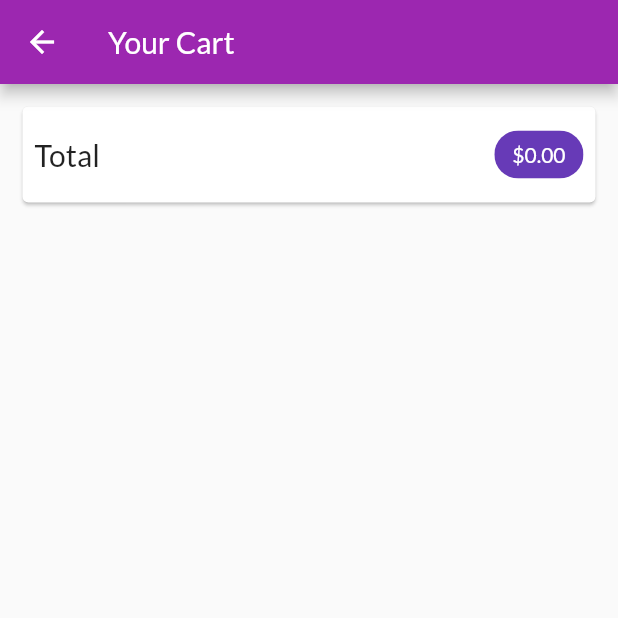
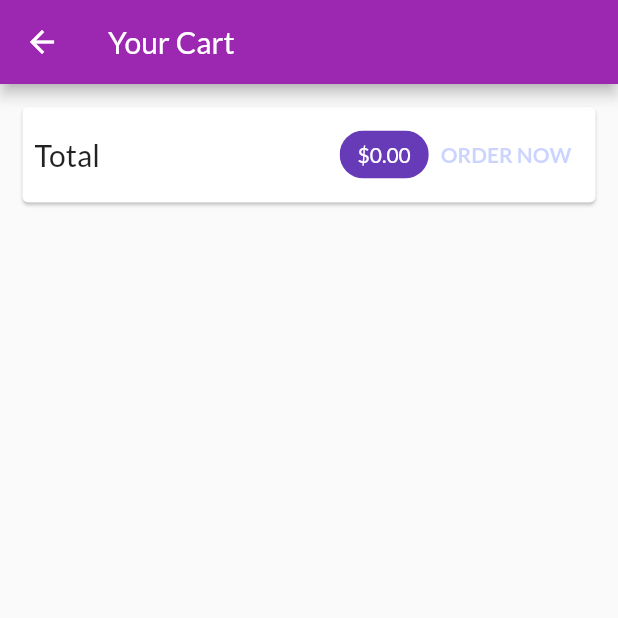
Before and after one commit to SauvikRay/shop_app_practice, a Flutter app: the CartScreen screen opened by its route, on a phone screen of 412 x 824 dp, the top half of it. Run offline on Flutter 3.47's test engine with Material 2 defaults, Android fonts, the phone set to English and light mode, and no system bars; network calls fail.

Commit message:
Order Item Update to firebase

```diff
--- a/lib/screens/cart_screen.dart
+++ b/lib/screens/cart_screen.dart
@@ -4,7 +4,6 @@ import '../provider/orders.dart';
 //Only Import Cart class
 import '../provider/cart.dart' show Cart;
 import '../widgets/cart_item.dart';
-
 
 class CartScreen extends StatelessWidget {
   const CartScreen({Key? key}) : super(key: key);
@@ -13,44 +12,48 @@ class CartScreen extends StatelessWidget {
 
   @override
   Widget build(BuildContext context) {
-
-  final cart= Provider.of<Cart>(context,listen: false);
+    final cart = Provider.of<Cart>(context, listen: false);
 
     return SafeArea(
       child: Scaffold(
-        appBar: AppBar(title:const Text('Your Cart')),
+        appBar: AppBar(title: const Text('Your Cart')),
         body: Column(
-          children:<Widget> [
+          children: <Widget>[
             //Card for Total
             Card(
-              margin:const EdgeInsets.all(15.0),
+              margin: const EdgeInsets.all(15.0),
               child: Padding(
                 padding: const EdgeInsets.all(8),
-                child:Row(
+                child: Row(
                   mainAxisAlignment: MainAxisAlignment.spaceBetween,
-                  children: <Widget> [
-              const Text('Total', style: TextStyle(fontSize:20,),),
+                  children: <Widget>[
+                    const Text(
+                      'Total',
+                      style: TextStyle(
+                        fontSize: 20,
+                      ),
+                    ),
                     const Spacer(),
                     Chip(
-                 label: Text('\$${cart.totalAmount.toStringAsFixed(2)}',style:const TextStyle(color:Colors.white,),),
+                      label: Text(
+                        '\$${cart.totalAmount.toStringAsFixed(2)}',
+                        style: const TextStyle(
+                          color: Colors.white,
+                        ),
+                      ),
                       backgroundColor: Colors.deepPurple,
                     ),
-               // CartItem Count ==0 then remove the order now button
-               (cart.itemCount == 0)?
-                  Container() : TextButton(
-                 child:const Text('ORDER NOW',style: TextStyle(color:Colors.indigoAccent,fontWeight: FontWeight.bold),),
-                 onPressed: (){
-                   Provider.of<Orders>(context,listen: false).addOrder(cart.items.values.toList(), cart.totalAmount);
-                   cart.crearCard();
-                 },
-                 )
-              ] ,),
+                    OrderButton(cart: cart),
+
+                  ],
+                ),
               ),
             ),
             //Card For Order Items
-          Expanded(child: ListView.builder(
+            Expanded(
+              child: ListView.builder(
                 itemCount: cart.items.length,
-            itemBuilder: (ctx,index){
+                itemBuilder: (ctx, index) {
                   return CartItem(
                     //Convert to a MAP because the items is a MAP
                     id: cart.items.values.toList()[index].id,
@@ -59,12 +62,53 @@ class CartScreen extends StatelessWidget {
                     quantity: cart.items.values.toList()[index].quantity,
                     title: cart.items.values.toList()[index].title,
                   );
-
                 },
-            ),),
+              ),
+            ),
           ],
         ),
       ),
     );
   }
 }
+
+class OrderButton extends StatefulWidget {
+  final Cart cart;
+  const OrderButton({
+    Key? key,
+    required this.cart,
+  }) : super(key: key);
+
+  @override
+  State<OrderButton> createState() => _OrderButtonState();
+}
+
+class _OrderButtonState extends State<OrderButton> {
+
+  bool _isLoading = false;
+
+  @override
+  Widget build(BuildContext context) {
+    return TextButton(
+      child: _isLoading ? const CircularProgressIndicator():  Text(
+        'ORDER NOW',
+        style:
+            TextStyle(color: (_isLoading ||widget.cart.totalAmount <= 0)? Colors.indigoAccent.withOpacity(0.3): Colors.indigoAccent , fontWeight: FontWeight.bold),
+      ),
+      // CartItem Count ==0 then remove the order now button.
+      onPressed:( widget.cart.totalAmount <= 0 || _isLoading)
+          ? null
+          : () async {
+            setState(() {
+              _isLoading = true;
+            });
+             await Provider.of<Orders>(context, listen: false)
+                  .addOrder(widget.cart.items.values.toList(), widget.cart.totalAmount);
+              widget.cart.crearCard();
+              setState(() {
+              _isLoading = false;
+            });
+            },
+    );
+  }
+}
```
Also changed, not shown: lib/provider/orders.dart (+31 -13 lines). Lines whose indentation alone changed are shown as unchanged.
